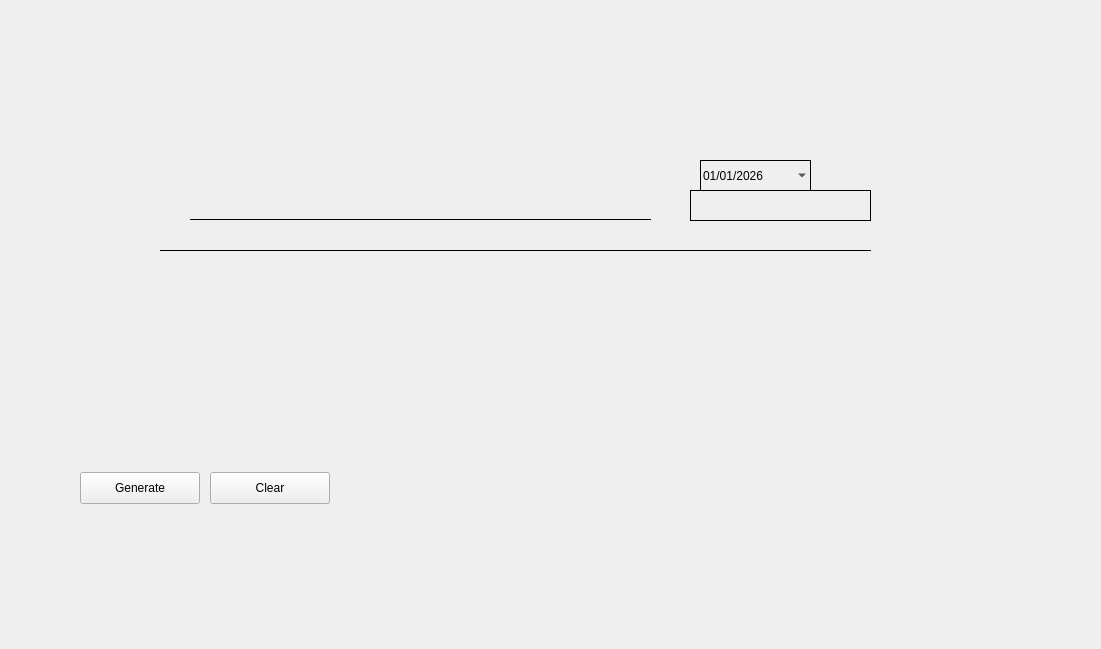
This is src/ui/cheque_writer.ui in Justin-Kuchmy/ChequeWriter as Qt 5 draws it before an edit. The edited form follows.
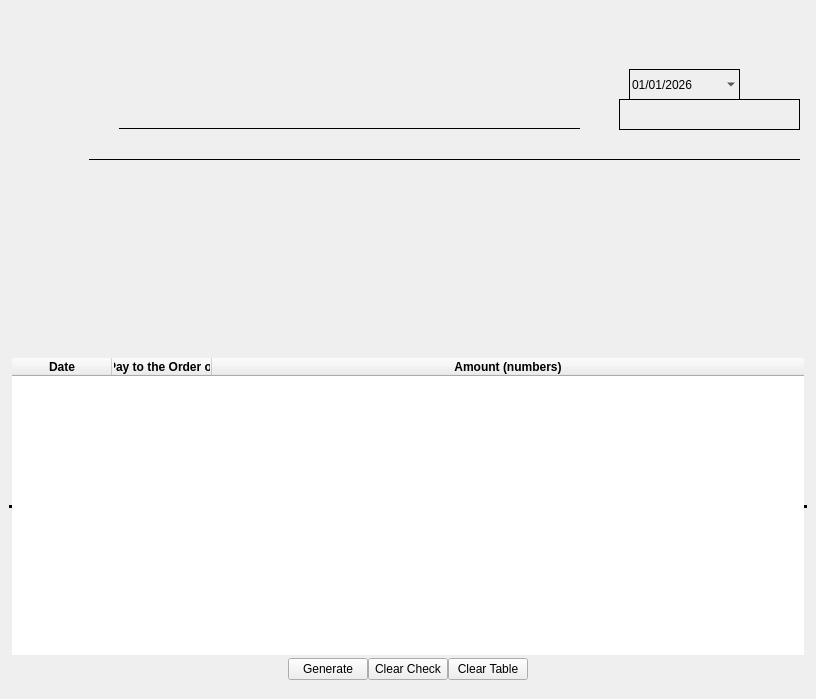
This is the edited form. Icons and pictures are not drawn.

Commit message: added table to paste excel data and overlay'd image

What changed in the file:
```diff
--- a/src/ui/cheque_writer.ui
+++ b/src/ui/cheque_writer.ui
@@ -6,10 +6,28 @@
    <rect>
     <x>0</x>
     <y>0</y>
-    <width>1101</width>
-    <height>649</height>
+    <width>816</width>
+    <height>699</height>
    </rect>
   </property>
+  <property name="sizePolicy">
+   <sizepolicy hsizetype="Preferred" vsizetype="Expanding">
+    <horstretch>0</horstretch>
+    <verstretch>14</verstretch>
+   </sizepolicy>
+  </property>
+  <property name="minimumSize">
+   <size>
+    <width>0</width>
+    <height>0</height>
+   </size>
+  </property>
+  <property name="maximumSize">
+   <size>
+    <width>816</width>
+    <height>99999</height>
+   </size>
+  </property>
   <property name="windowTitle">
    <string>Cheque Print Layout</string>
   </property>
@@ -17,21 +35,44 @@
    <property name="enabled">
     <bool>true</bool>
    </property>
+   <property name="sizePolicy">
+    <sizepolicy hsizetype="Preferred" vsizetype="Maximum">
+     <horstretch>0</horstretch>
+     <verstretch>0</verstretch>
+    </sizepolicy>
+   </property>
    <property name="minimumSize">
     <size>
-     <width>980</width>
-     <height>540</height>
+     <width>816</width>
+     <height>621</height>
     </size>
    </property>
+   <property name="maximumSize">
+    <size>
+     <width>816</width>
+     <height>99999</height>
+    </size>
+   </property>
+   <layout class="QVBoxLayout" name="verticalLayout_2">
+    <item>
+     <layout class="QVBoxLayout" name="verticalLayout" stretch="1,5,1">
+      <property name="spacing">
+       <number>0</number>
+      </property>
+      <property name="sizeConstraint">
+       <enum>QLayout::SetDefaultConstraint</enum>
+      </property>
+      <property name="leftMargin">
+       <number>0</number>
+      </property>
+      <property name="topMargin">
+       <number>10</number>
+      </property>
+      <property name="bottomMargin">
+       <number>10</number>
+      </property>
+      <item>
    <widget class="QFrame" name="chequeFrame">
-    <property name="geometry">
-     <rect>
-      <x>80</x>
-      <y>110</y>
-      <width>816</width>
-      <height>336</height>
-     </rect>
-    </property>
     <property name="minimumSize">
      <size>
       <width>816</width>
@@ -141,32 +182,128 @@
      </property>
     </widget>
    </widget>
+      </item>
+      <item>
+       <widget class="QTableWidget" name="excelTableData">
+        <property name="sizePolicy">
+         <sizepolicy hsizetype="Expanding" vsizetype="MinimumExpanding">
+          <horstretch>0</horstretch>
+          <verstretch>0</verstretch>
+         </sizepolicy>
+        </property>
+        <property name="autoFillBackground">
+         <bool>false</bool>
+        </property>
+        <property name="frameShape">
+         <enum>QFrame::HLine</enum>
+        </property>
+        <property name="frameShadow">
+         <enum>QFrame::Plain</enum>
+        </property>
+        <property name="lineWidth">
+         <number>3</number>
+        </property>
+        <property name="midLineWidth">
+         <number>0</number>
+        </property>
+        <property name="verticalScrollBarPolicy">
+         <enum>Qt::ScrollBarAsNeeded</enum>
+        </property>
+        <property name="alternatingRowColors">
+         <bool>true</bool>
+        </property>
+        <attribute name="horizontalHeaderCascadingSectionResizes">
+         <bool>false</bool>
+        </attribute>
+        <attribute name="horizontalHeaderStretchLastSection">
+         <bool>true</bool>
+        </attribute>
+        <column>
+         <property name="text">
+          <string>Date</string>
+         </property>
+         <property name="font">
+          <font>
+           <bold>true</bold>
+          </font>
+         </property>
+        </column>
+        <column>
+         <property name="text">
+          <string>Pay to the Order of</string>
+         </property>
+         <property name="font">
+          <font>
+           <bold>true</bold>
+          </font>
+         </property>
+        </column>
+        <column>
+         <property name="text">
+          <string>Amount (numbers)</string>
+         </property>
+         <property name="font">
+          <font>
+           <bold>true</bold>
+          </font>
+         </property>
+        </column>
+       </widget>
+      </item>
+      <item>
+       <layout class="QHBoxLayout" name="horizontalLayout">
+        <item>
+         <spacer name="horizontalSpacer">
+          <property name="orientation">
+           <enum>Qt::Horizontal</enum>
+          </property>
+          <property name="sizeHint" stdset="0">
+           <size>
+            <width>40</width>
+            <height>20</height>
+           </size>
+          </property>
+         </spacer>
+        </item>
+        <item>
    <widget class="QPushButton" name="generatePDFButton">
-    <property name="geometry">
-     <rect>
-      <x>80</x>
-      <y>472</y>
-      <width>120</width>
-      <height>32</height>
-     </rect>
-    </property>
     <property name="text">
      <string>Generate</string>
     </property>
    </widget>
-   <widget class="QPushButton" name="clearButton">
-    <property name="geometry">
-     <rect>
-      <x>210</x>
-      <y>472</y>
-      <width>120</width>
-      <height>32</height>
-     </rect>
-    </property>
+        </item>
+        <item>
+         <widget class="QPushButton" name="clearCheckButton">
+          <property name="text">
+           <string>Clear Check</string>
+          </property>
+         </widget>
+        </item>
+        <item>
+         <widget class="QPushButton" name="clearTableButton">
     <property name="text">
-     <string>Clear</string>
-    </property>
-   </widget>
+           <string>Clear Table</string>
+          </property>
+         </widget>
+        </item>
+        <item>
+         <spacer name="horizontalSpacer_2">
+          <property name="orientation">
+           <enum>Qt::Horizontal</enum>
+          </property>
+          <property name="sizeHint" stdset="0">
+           <size>
+            <width>40</width>
+            <height>20</height>
+           </size>
+          </property>
+         </spacer>
+        </item>
+       </layout>
+      </item>
+     </layout>
+    </item>
+   </layout>
   </widget>
  </widget>
  <resources/>
```
Left out of the diff: 3 changed lines with no effect on the pictures. Lines whose indentation alone changed are shown as unchanged. The commit also changes 1 other file.
